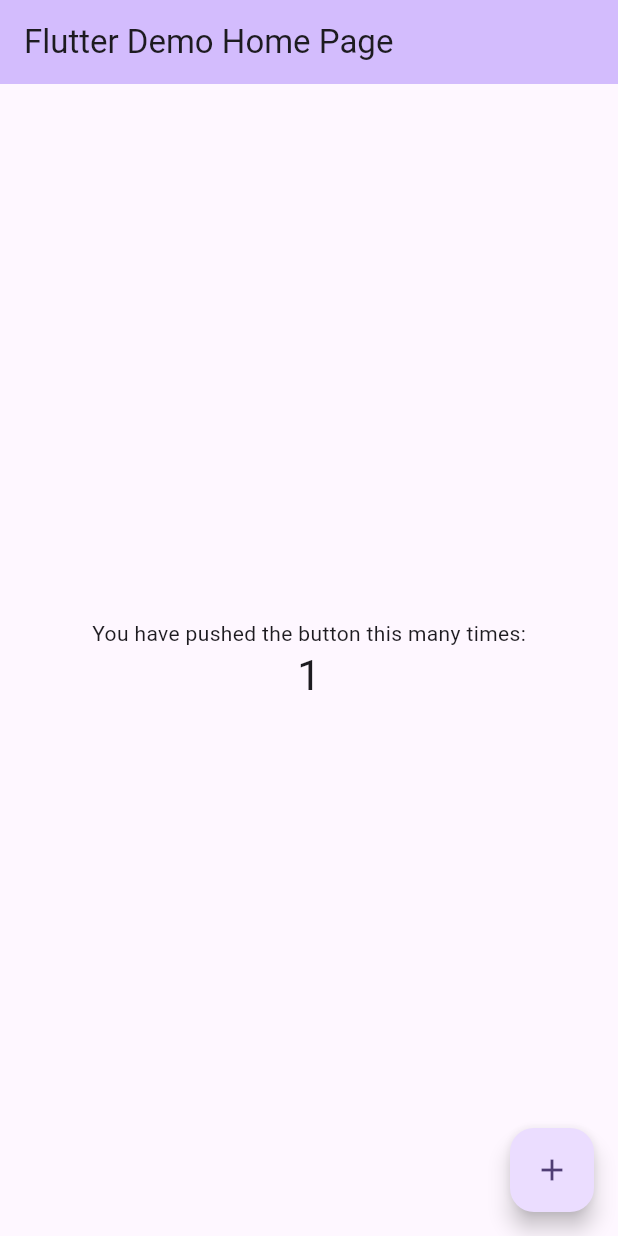
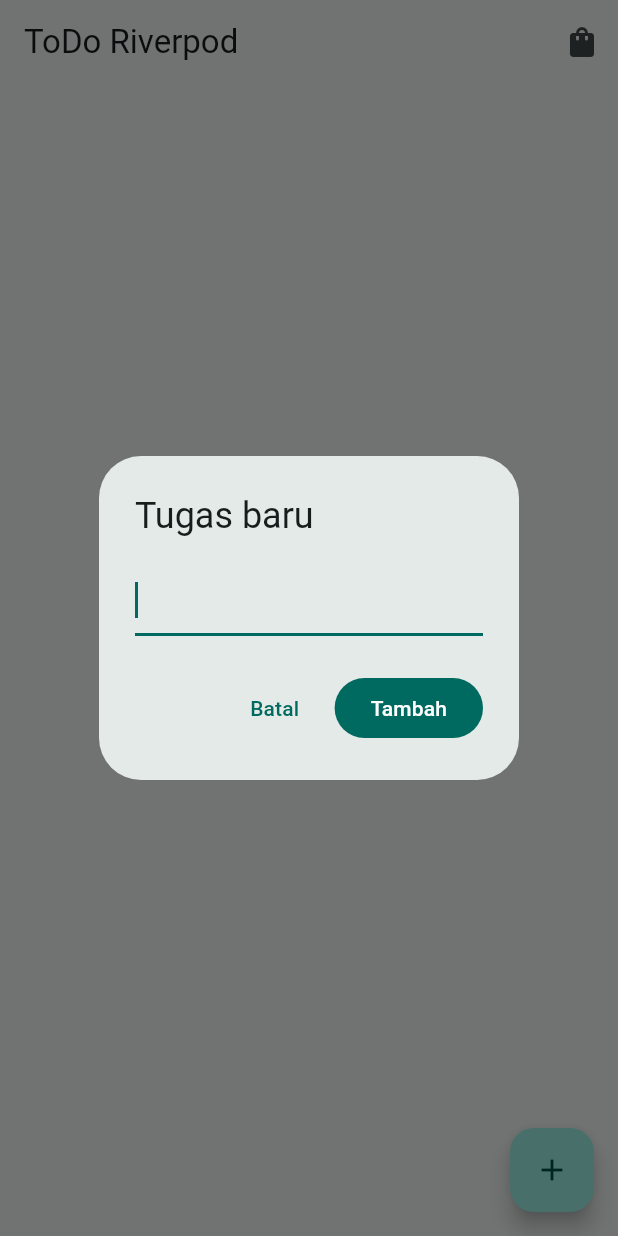
Before and after one commit to FebryanAkt/febryan-mobile-course, a Flutter app: the screen it shows after launch, after a tap on the "add" icon, on a phone screen of 412 x 824 dp. Run offline on Flutter 3.47's test engine with Material 3 defaults, Android fonts, the phone set to English and light mode, and no system bars; our stand-ins replace flutter_riverpod, go_router.

Commit message:
praktikum 1 dan praktikum 2

```diff
--- a/week3/week3_todo/lib/main.dart
+++ b/week3/week3_todo/lib/main.dart
@@ -1,122 +1,16 @@
 import 'package:flutter/material.dart';
+import 'package:flutter_riverpod/flutter_riverpod.dart';
+import 'pages/todo_page.dart';
+import 'pages/product_page.dart';
 
-void main() {
-  runApp(const MyApp());
-}
+void main() => runApp(const ProviderScope(child: MyApp()));
 
 class MyApp extends StatelessWidget {
   const MyApp({super.key});
-
-  // This widget is the root of your application.
   @override
-  Widget build(BuildContext context) {
-    return MaterialApp(
-      title: 'Flutter Demo',
-      theme: ThemeData(
-        // This is the theme of your application.
-        //
-        // TRY THIS: Try running your application with "flutter run". You'll see
-        // the application has a purple toolbar. Then, without quitting the app,
-        // try changing the seedColor in the colorScheme below to Colors.green
-        // and then invoke "hot reload" (save your changes or press the "hot
-        // reload" button in a Flutter-supported IDE, or press "r" if you used
-        // the command line to start the app).
-        //
-        // Notice that the counter didn't reset back to zero; the application
-        // state is not lost during the reload. To reset the state, use hot
-        // restart instead.
-        //
-        // This works for code too, not just values: Most code changes can be
-        // tested with just a hot reload.
-        colorScheme: .fromSeed(seedColor: Colors.deepPurple),
-      ),
-      home: const MyHomePage(title: 'Flutter Demo Home Page'),
-    );
-  }
+  Widget build(BuildContext context) => MaterialApp(
+        title: 'Week 3 - ToDo',
+        theme: ThemeData(colorSchemeSeed: Colors.teal, useMaterial3: true),
+        home: const TodoPage(),
+      );
 }
-
-class MyHomePage extends StatefulWidget {
-  const MyHomePage({super.key, required this.title});
-
-  // This widget is the home page of your application. It is stateful, meaning
-  // that it has a State object (defined below) that contains fields that affect
-  // how it looks.
-
-  // This class is the configuration for the state. It holds the values (in this
-  // case the title) provided by the parent (in this case the App widget) and
-  // used by the build method of the State. Fields in a Widget subclass are
-  // always marked "final".
-
-  final String title;
-
-  @override
-  State<MyHomePage> createState() => _MyHomePageState();
-}
-
-class _MyHomePageState extends State<MyHomePage> {
-  int _counter = 0;
-
-  void _incrementCounter() {
-    setState(() {
-      // This call to setState tells the Flutter framework that something has
-      // changed in this State, which causes it to rerun the build method below
-      // so that the display can reflect the updated values. If we changed
-      // _counter without calling setState(), then the build method would not be
-      // called again, and so nothing would appear to happen.
-      _counter++;
-    });
-  }
-
-  @override
-  Widget build(BuildContext context) {
-    // This method is rerun every time setState is called, for instance as done
-    // by the _incrementCounter method above.
-    //
-    // The Flutter framework has been optimized to make rerunning build methods
-    // fast, so that you can just rebuild anything that needs updating rather
-    // than having to individually change instances of widgets.
-    return Scaffold(
-      appBar: AppBar(
-        // TRY THIS: Try changing the color here to a specific color (to
-        // Colors.amber, perhaps?) and trigger a hot reload to see the AppBar
-        // change color while the other colors stay the same.
-        backgroundColor: Theme.of(context).colorScheme.inversePrimary,
-        // Here we take the value from the MyHomePage object that was created by
-        // the App.build method, and use it to set our appbar title.
-        title: Text(widget.title),
-      ),
-      body: Center(
-        // Center is a layout widget. It takes a single child and positions it
-        // in the middle of the parent.
-        child: Column(
-          // Column is also a layout widget. It takes a list of children and
-          // arranges them vertically. By default, it sizes itself to fit its
-          // children horizontally, and tries to be as tall as its parent.
-          //
-          // Column has various properties to control how it sizes itself and
-          // how it positions its children. Here we use mainAxisAlignment to
-          // center the children vertically; the main axis here is the vertical
-          // axis because Columns are vertical (the cross axis would be
-          // horizontal).
-          //
-          // TRY THIS: Invoke "debug painting" (choose the "Toggle Debug Paint"
-          // action in the IDE, or press "p" in the console), to see the
-          // wireframe for each widget.
-          mainAxisAlignment: .center,
-          children: [
-            const Text('You have pushed the button this many times:'),
-            Text(
-              '$_counter',
-              style: Theme.of(context).textTheme.headlineMedium,
-            ),
-          ],
-        ),
-      ),
-      floatingActionButton: FloatingActionButton(
-        onPressed: _incrementCounter,
-        tooltip: 'Increment',
-        child: const Icon(Icons.add),
-      ),
-    );
-  }
-}
--- /dev/null
+++ b/week3/week3_todo/lib/pages/todo_page.dart
@@ -0,0 +1,85 @@
+import 'package:flutter/material.dart';
+import 'package:flutter_riverpod/flutter_riverpod.dart';
+import '../providers/todo_provider.dart';
+import 'product_page.dart';
+
+class TodoPage extends ConsumerWidget {
+  const TodoPage({super.key});
+
+  @override
+  Widget build(BuildContext context, WidgetRef ref) {
+    final todos = ref.watch(todoListProvider);
+
+    return Scaffold(
+      appBar: AppBar(
+        title: const Text('ToDo Riverpod'),
+        actions: [
+          IconButton(
+            icon: const Icon(Icons.shopping_bag),
+            tooltip: 'Produk (AsyncValue)',
+            onPressed: () => Navigator.push(
+              context,
+              MaterialPageRoute(builder: (_) => const ProductPage()),
+            ),
+          ),
+        ],
+      ),
+      body: todos.isEmpty
+          ? const Center(child: Text('Belum ada tugas'))
+          : ListView.builder(
+              itemCount: todos.length,
+              itemBuilder: (context, index) => ListTile(
+                leading: Checkbox(
+                  value: todos[index].done,
+                  onChanged: (_) =>
+                      ref.read(todoListProvider.notifier).toggle(index),
+                ),
+                title: Text(
+                  todos[index].title,
+                  style: TextStyle(
+                      decoration: todos[index].done
+                          ? TextDecoration.lineThrough
+                          : null),
+                ),
+                trailing: IconButton(
+                  icon: const Icon(Icons.delete),
+                  onPressed: () =>
+                      ref.read(todoListProvider.notifier).remove(index),
+                ),
+              ),
+            ),
+      floatingActionButton: FloatingActionButton(
+        onPressed: () => _showAddDialog(context, ref),
+        child: const Icon(Icons.add),
+      ),
+    );
+  }
+
+  void _showAddDialog(BuildContext context, WidgetRef ref) {
+    final controller = TextEditingController();
+    showDialog(
+      context: context,
+      builder: (context) => AlertDialog(
+        title: const Text('Tugas baru'),
+        content: TextField(controller: controller, autofocus: true),
+        actions: [
+          TextButton(
+            onPressed: () => Navigator.pop(context),
+            child: const Text('Batal'),
+          ),
+          FilledButton(
+            onPressed: () {
+              if (controller.text.trim().isNotEmpty) {
+                ref
+                    .read(todoListProvider.notifier)
+                    .add(controller.text.trim());
+              }
+              Navigator.pop(context);
+            },
+            child: const Text('Tambah'),
+          ),
+        ],
+      ),
+    );
+  }
+}
--- /dev/null
+++ b/week3/week3_todo/lib/providers/todo_provider.dart
@@ -0,0 +1,28 @@
+import 'package:flutter_riverpod/flutter_riverpod.dart';
+
+class Todo {
+  Todo(this.title, {this.done = false});
+  final String title;
+  final bool done;
+
+  Todo copyWith({String? title, bool? done}) =>
+      Todo(title ?? this.title, done: done ?? this.done);
+}
+
+class TodoListNotifier extends Notifier<List<Todo>> {
+  @override
+  List<Todo> build() => const [];
+
+  void add(String title) => state = [...state, Todo(title)];
+
+  void toggle(int index) {
+    final todos = [...state];
+    todos[index] = todos[index].copyWith(done: !todos[index].done);
+    state = todos;
+  }
+
+  void remove(int index) => state = [...state]..removeAt(index);
+}
+
+final todoListProvider =
+    NotifierProvider<TodoListNotifier, List<Todo>>(TodoListNotifier.new);
--- a/week3/week3_todo/pubspec.yaml
+++ b/week3/week3_todo/pubspec.yaml
@@ -34,6 +34,7 @@
   # The following adds the Cupertino Icons font to your application.
   # Use with the CupertinoIcons class for iOS style icons.
   cupertino_icons: ^1.0.8
+  flutter_riverpod: ^3.4.3
 
 dev_dependencies:
   flutter_test:
```
Also changed, not shown: week3/week3_todo/lib/pages/product_page.dart (added, +36 -0 lines), week3/week3_todo/lib/providers/products_provider.dart (added, +24 -0 lines), week3/week3_todo/pubspec.lock.
